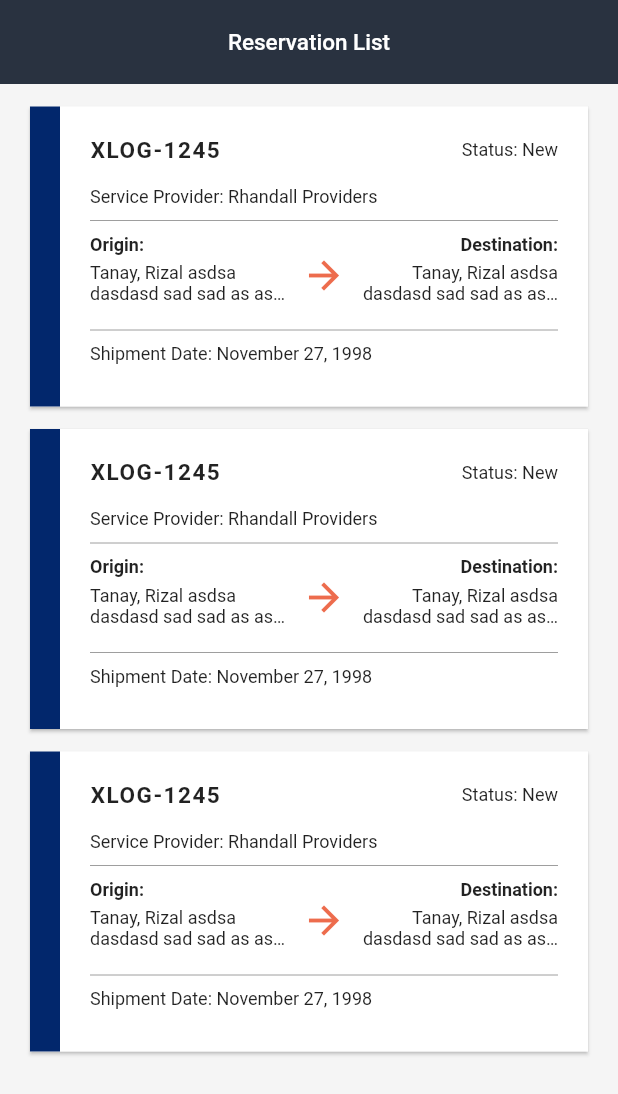
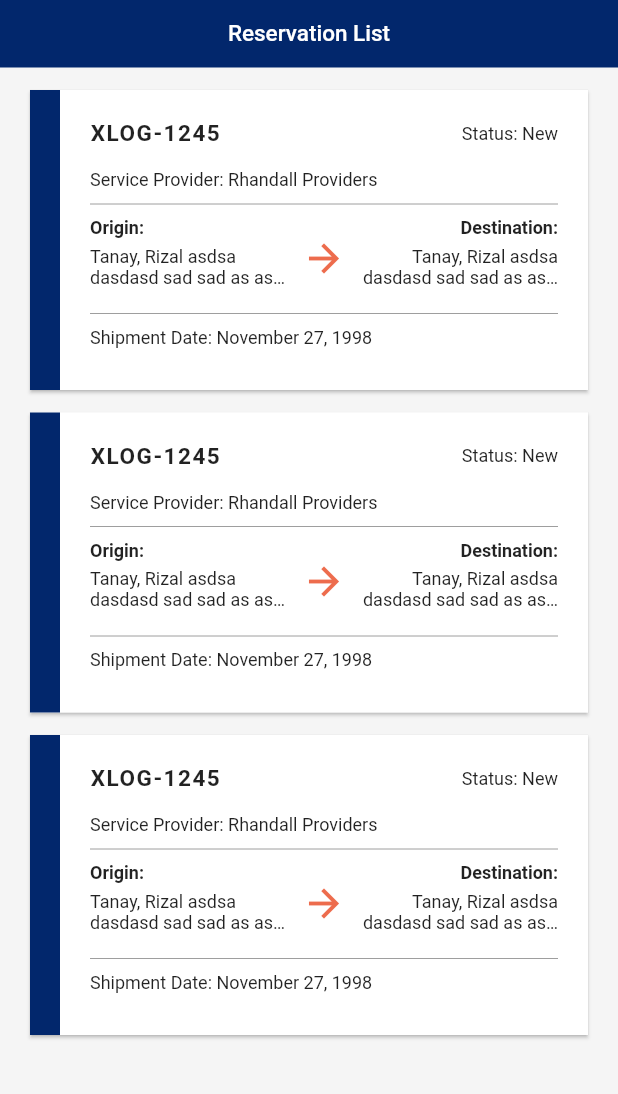
Before and after one commit to RhandallTimtiman/insurance_app, a Flutter app: the screen it shows after launch, on a phone screen of 412 x 824 dp. Shown: the top 1094 px of the screen. Run offline on Flutter 3.47's test engine with Material 2 defaults, Android fonts, the phone set to English and light mode, and no system bars; our stand-ins replace get.

Commit message:
Fixed Coloring

```diff
--- a/lib/app/modules/screens/reservation_listing.screen.dart
+++ b/lib/app/modules/screens/reservation_listing.screen.dart
@@ -17,15 +17,8 @@
     var size = MediaQuery.of(context).size;
 
     return Scaffold(
-      appBar: AppBar(
-        elevation: 0,
-        backgroundColor: const Color.fromRGBO(
-          41,
-          50,
-          64,
-          1,
-        ),
-        title: const Text(
+      appBar: const MainAppBar(
+        title: Text(
           'Reservation List',
           style: TextStyle(
             fontSize: 15,
@@ -33,7 +26,6 @@
             color: Colors.white,
           ),
         ),
-        centerTitle: true,
       ),
       body: Container(
         height: size.height,
--- a/lib/app/widgets/insurance_tile.dart
+++ b/lib/app/widgets/insurance_tile.dart
@@ -98,9 +98,9 @@
                             width: 125,
                             decoration: const BoxDecoration(
                               color: Color.fromRGBO(
-                                41,
-                                50,
-                                64,
+                                2,
+                                39,
+                                108,
                                 1,
                               ),
                               borderRadius: BorderRadius.all(
--- a/lib/app/widgets/main_app_bar.dart
+++ b/lib/app/widgets/main_app_bar.dart
@@ -16,9 +16,9 @@
     return AppBar(
       elevation: 0,
       backgroundColor: const Color.fromRGBO(
-        41,
-        50,
-        64,
+        2,
+        39,
+        108,
         1,
       ),
       title: title,
```
Also changed, not shown: lib/app/modules/screens/insurance_details.screen.dart (+70 -13 lines), lib/app/modules/screens/insurance_options.screen.dart (+6 -6 lines), lib/app/modules/screens/reservation_details.screen.dart (+9 -9 lines).
